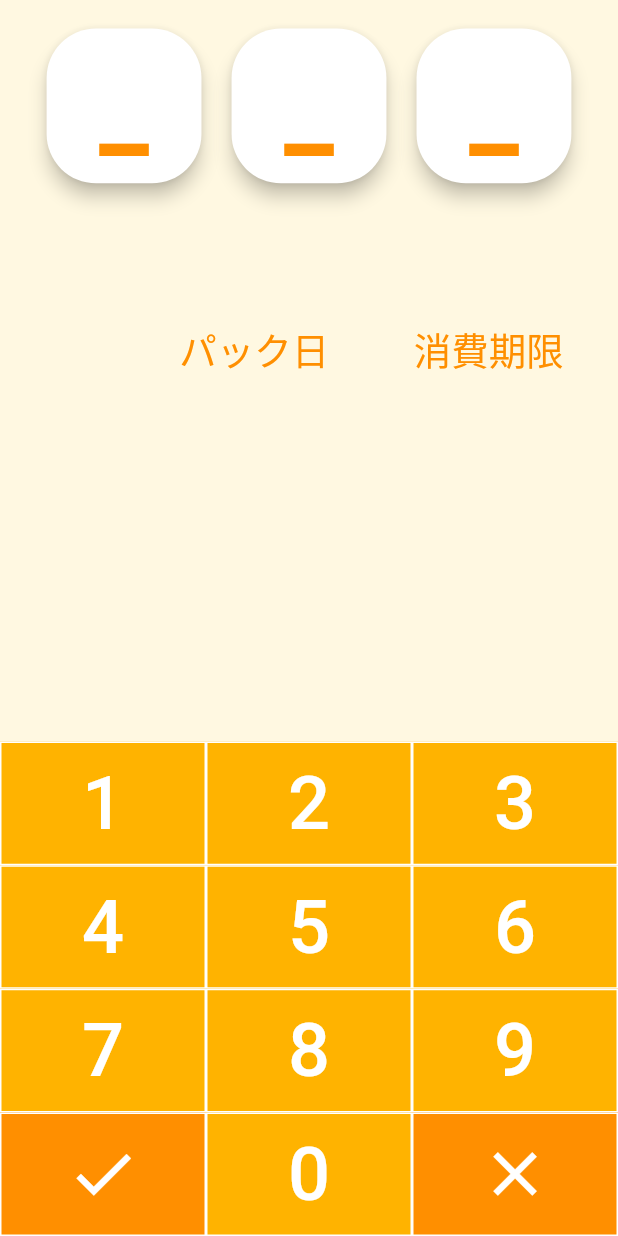
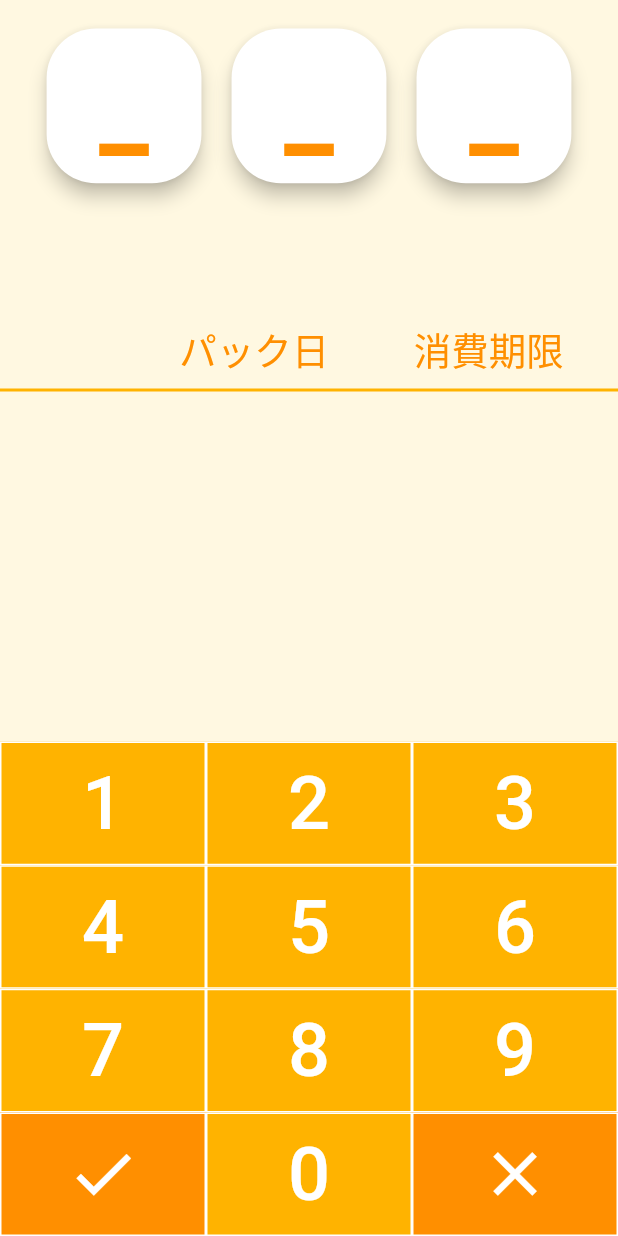
Before and after one commit to ushioda/ametama, a Flutter app: the screen it shows after launch, on a phone screen of 412 x 824 dp. Run offline on Flutter 3.47's test engine with Material 2 defaults, Android fonts, the phone set to English and light mode, and no system bars; Roboto replaces fonts that are missing (KosugiMaru).

Commit message:
animation sucess

```diff
--- a/lib/models/date_data.dart
+++ b/lib/models/date_data.dart
@@ -5,9 +5,7 @@ import 'package:flutter/foundation.dart';
 class DateData extends ChangeNotifier {
   final GlobalKey<AnimatedListState> _listKey = GlobalKey<AnimatedListState>();
   final Map<int, String> _digits = {0: '_', 1: '_', 2: '_'};
-  List<int> _julianList = [
-    170,
-  ];
+  List<int> _julianList = [];
 
   int _focusDigit = 0;
   int _julianDate;
--- a/lib/modules/result_display.dart
+++ b/lib/modules/result_display.dart
@@ -9,7 +9,13 @@ class ResultDisplay extends StatelessWidget {
   Widget build(BuildContext context) {
     return Column(
       children: <Widget>[
-        Padding(
+        Container(
+          decoration: BoxDecoration(
+              border: Border(
+                  bottom: BorderSide(
+            color: kLightYellow,
+            width: 2.0,
+          ))),
           padding: const EdgeInsets.all(8.0),
           child: Row(
             mainAxisAlignment: MainAxisAlignment.spaceEvenly,
@@ -50,6 +56,7 @@ class ResultDisplay extends StatelessWidget {
             ],
           ),
         ),
+        AnimatedDateList(),
       ],
     );
   }
@@ -65,7 +72,8 @@ class _AnimatedDateListState extends State<AnimatedDateList> {
   Widget build(BuildContext context) {
     return Consumer<DateData>(
       builder: (context, dateData, child) {
-        return AnimatedList(
+        return Expanded(
+          child: AnimatedList(
               initialItemCount: dateData.julianList.length,
               scrollDirection: Axis.vertical,
               shrinkWrap: true,
@@ -78,7 +86,8 @@ class _AnimatedDateListState extends State<AnimatedDateList> {
                     daysFromPackToExpiration: dateData.daysFromPackToExpiration,
                   ),
                 );
-            });
+              }),
+        );
       },
     );
   }
```
Also changed, not shown: lib/components/date_card.dart (+4 -3 lines). Lines whose indentation alone changed are shown as unchanged.
